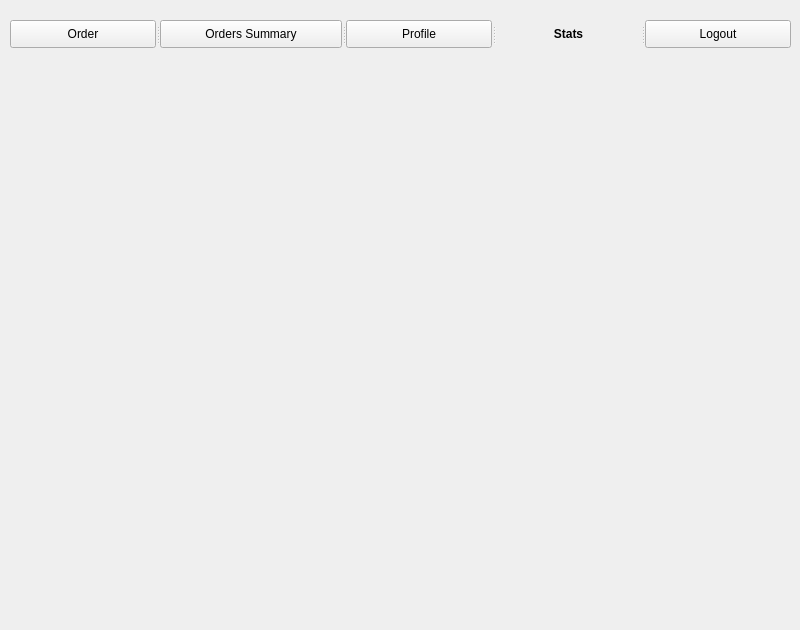
First picture: the form in src/Client/Client/UserGUI.ui, repository DanieleAmenta/APL-DinerHub-2021-2022, before the edit.
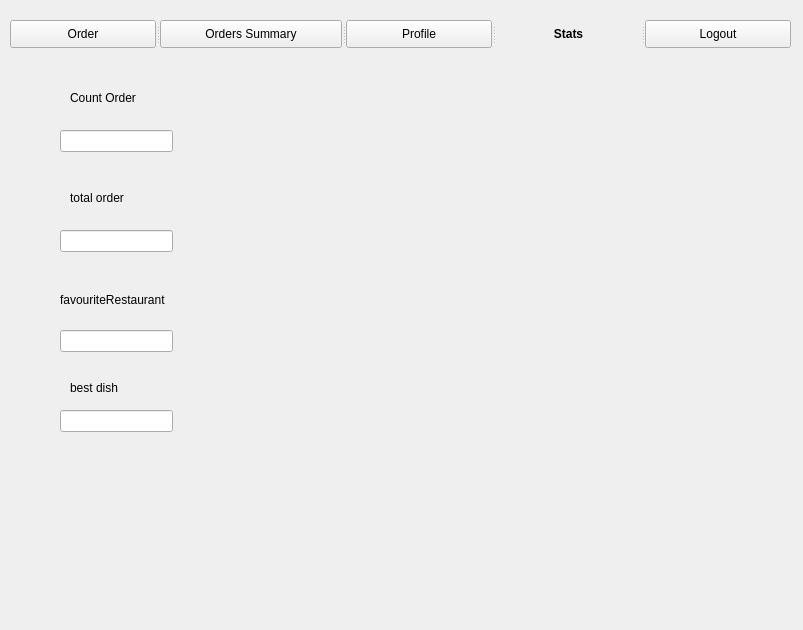
Second picture: the form after the edit. The open tabs and pages were chosen to show the change.

Diff of the .ui file:
```diff
--- a/src/Client/Client/UserGUI.ui
+++ b/src/Client/Client/UserGUI.ui
@@ -6,7 +6,7 @@
    <rect>
     <x>0</x>
     <y>0</y>
-    <width>800</width>
+    <width>803</width>
     <height>630</height>
    </rect>
   </property>
@@ -778,6 +778,124 @@
       </property>
      </widget>
     </widget>
+    <widget class="QLineEdit" name="countOrderlineEdit">
+     <property name="geometry">
+      <rect>
+       <x>50</x>
+       <y>120</y>
+       <width>113</width>
+       <height>22</height>
+      </rect>
+     </property>
+    </widget>
+    <widget class="QLabel" name="label_3">
+     <property name="geometry">
+      <rect>
+       <x>60</x>
+       <y>80</y>
+       <width>91</width>
+       <height>16</height>
+      </rect>
+     </property>
+     <property name="text">
+      <string>Count Order</string>
+     </property>
+    </widget>
+    <widget class="QLabel" name="label_4">
+     <property name="geometry">
+      <rect>
+       <x>60</x>
+       <y>180</y>
+       <width>81</width>
+       <height>16</height>
+      </rect>
+     </property>
+     <property name="text">
+      <string>total order</string>
+     </property>
+    </widget>
+    <widget class="QLineEdit" name="totalOrderlineEdit">
+     <property name="geometry">
+      <rect>
+       <x>50</x>
+       <y>220</y>
+       <width>113</width>
+       <height>22</height>
+      </rect>
+     </property>
+    </widget>
+    <widget class="QLineEdit" name="favouriteRestaurantlineEdit">
+     <property name="geometry">
+      <rect>
+       <x>50</x>
+       <y>320</y>
+       <width>113</width>
+       <height>22</height>
+      </rect>
+     </property>
+    </widget>
+    <widget class="QLabel" name="label_5">
+     <property name="geometry">
+      <rect>
+       <x>50</x>
+       <y>280</y>
+       <width>131</width>
+       <height>20</height>
+      </rect>
+     </property>
+     <property name="text">
+      <string>favouriteRestaurant</string>
+     </property>
+    </widget>
+    <widget class="QLabel" name="label_6">
+     <property name="geometry">
+      <rect>
+       <x>60</x>
+       <y>370</y>
+       <width>55</width>
+       <height>16</height>
+      </rect>
+     </property>
+     <property name="text">
+      <string>best dish</string>
+     </property>
+    </widget>
+    <widget class="QLineEdit" name="bestDishlineEdit">
+     <property name="geometry">
+      <rect>
+       <x>50</x>
+       <y>400</y>
+       <width>113</width>
+       <height>22</height>
+      </rect>
+     </property>
+    </widget>
+    <widget class="QLabel" name="orderfordayofweek">
+     <property name="geometry">
+      <rect>
+       <x>210</x>
+       <y>110</y>
+       <width>491</width>
+       <height>261</height>
+      </rect>
+     </property>
+     <property name="text">
+      <string/>
+     </property>
+    </widget>
+    <widget class="QLabel" name="orderCost">
+     <property name="geometry">
+      <rect>
+       <x>220</x>
+       <y>360</y>
+       <width>551</width>
+       <height>251</height>
+      </rect>
+     </property>
+     <property name="text">
+      <string/>
+     </property>
+    </widget>
    </widget>
   </widget>
  </widget>
```
Left out of the diff: 2 changed lines with no effect on the pictures.
